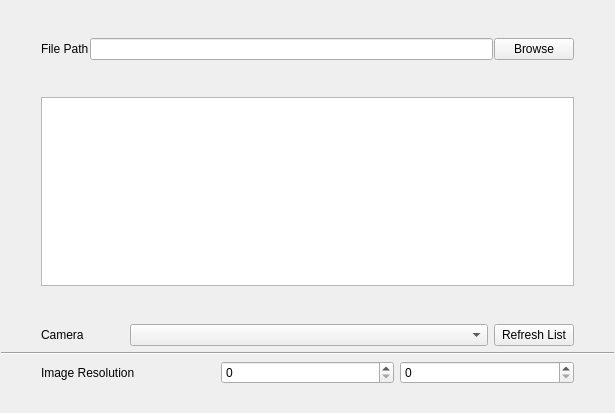
First picture: the form in python/mmSolver/tools/loadmarker/ui/loadmarker_layout.ui, repository david-cattermole/mayaMatchMoveSolver, before the edit.
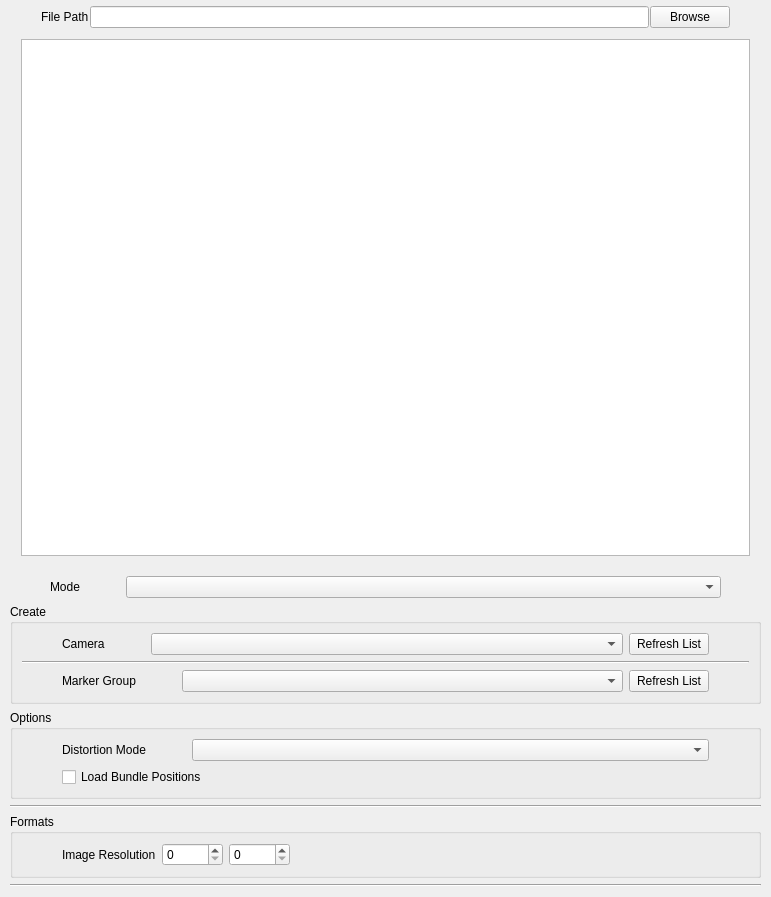
Second picture: the form after the edit.

Commit message: Added UVTrack format v3, with support for 3D pos and both undistort/distort. Changed mayareadfile.read() func definition to return FileInfo object. Added FileInfo object. Changed UI to include new/replace marker.

```diff
--- a/python/mmSolver/tools/loadmarker/ui/loadmarker_layout.ui
+++ b/python/mmSolver/tools/loadmarker/ui/loadmarker_layout.ui
@@ -6,8 +6,8 @@
    <rect>
     <x>0</x>
     <y>0</y>
-    <width>615</width>
-    <height>413</height>
+    <width>771</width>
+    <height>897</height>
    </rect>
   </property>
   <property name="windowTitle">
@@ -21,19 +21,19 @@
     <number>1</number>
    </property>
    <item>
-    <layout class="QVBoxLayout" name="verticalLayout">
+    <layout class="QVBoxLayout" name="verticalLayout" stretch="0,0,0,0,0">
      <item>
       <spacer name="verticalSpacer">
        <property name="orientation">
         <enum>Qt::Vertical</enum>
        </property>
        <property name="sizeType">
-        <enum>QSizePolicy::Preferred</enum>
+        <enum>QSizePolicy::Minimum</enum>
        </property>
        <property name="sizeHint" stdset="0">
         <size>
          <width>20</width>
-         <height>40</height>
+         <height>5</height>
         </size>
        </property>
       </spacer>
@@ -97,12 +97,12 @@
         <enum>Qt::Vertical</enum>
        </property>
        <property name="sizeType">
-        <enum>QSizePolicy::Preferred</enum>
+        <enum>QSizePolicy::Minimum</enum>
        </property>
        <property name="sizeHint" stdset="0">
         <size>
          <width>20</width>
-         <height>40</height>
+         <height>10</height>
         </size>
        </property>
       </spacer>
@@ -115,11 +115,11 @@
           <enum>Qt::Horizontal</enum>
          </property>
          <property name="sizeType">
-          <enum>QSizePolicy::Preferred</enum>
+          <enum>QSizePolicy::Minimum</enum>
          </property>
          <property name="sizeHint" stdset="0">
           <size>
-           <width>40</width>
+           <width>20</width>
            <height>20</height>
           </size>
          </property>
@@ -134,11 +134,11 @@
           <enum>Qt::Horizontal</enum>
          </property>
          <property name="sizeType">
-          <enum>QSizePolicy::Preferred</enum>
+          <enum>QSizePolicy::Minimum</enum>
          </property>
          <property name="sizeHint" stdset="0">
           <size>
-           <width>40</width>
+           <width>20</width>
            <height>20</height>
           </size>
          </property>
@@ -152,12 +152,12 @@
         <enum>Qt::Vertical</enum>
        </property>
        <property name="sizeType">
-        <enum>QSizePolicy::Preferred</enum>
+        <enum>QSizePolicy::Minimum</enum>
        </property>
        <property name="sizeHint" stdset="0">
         <size>
          <width>20</width>
-         <height>40</height>
+         <height>10</height>
         </size>
        </property>
       </spacer>
@@ -170,8 +170,83 @@
       <number>6</number>
      </property>
      <property name="margin">
-      <number>0</number>
+      <number>9</number>
      </property>
+     <item>
+      <layout class="QHBoxLayout" name="loadMode_horizontalLayout">
+       <item>
+        <spacer name="horizontalSpacer_16">
+         <property name="orientation">
+          <enum>Qt::Horizontal</enum>
+         </property>
+         <property name="sizeType">
+          <enum>QSizePolicy::Minimum</enum>
+         </property>
+         <property name="sizeHint" stdset="0">
+          <size>
+           <width>40</width>
+           <height>20</height>
+          </size>
+         </property>
+        </spacer>
+       </item>
+       <item>
+        <widget class="QLabel" name="loadMode_label">
+         <property name="text">
+          <string>Mode</string>
+         </property>
+        </widget>
+       </item>
+       <item>
+        <spacer name="horizontalSpacer_17">
+         <property name="orientation">
+          <enum>Qt::Horizontal</enum>
+         </property>
+         <property name="sizeType">
+          <enum>QSizePolicy::Minimum</enum>
+         </property>
+         <property name="sizeHint" stdset="0">
+          <size>
+           <width>40</width>
+           <height>20</height>
+          </size>
+         </property>
+        </spacer>
+       </item>
+       <item>
+        <widget class="QComboBox" name="loadMode_comboBox">
+         <property name="sizePolicy">
+          <sizepolicy hsizetype="Preferred" vsizetype="Fixed">
+           <horstretch>1</horstretch>
+           <verstretch>0</verstretch>
+          </sizepolicy>
+         </property>
+        </widget>
+       </item>
+       <item>
+        <spacer name="horizontalSpacer_18">
+         <property name="orientation">
+          <enum>Qt::Horizontal</enum>
+         </property>
+         <property name="sizeType">
+          <enum>QSizePolicy::Preferred</enum>
+         </property>
+         <property name="sizeHint" stdset="0">
+          <size>
+           <width>40</width>
+           <height>20</height>
+          </size>
+         </property>
+        </spacer>
+       </item>
+      </layout>
+     </item>
+     <item>
+      <widget class="QGroupBox" name="create_groupBox">
+       <property name="title">
+        <string>Create</string>
+       </property>
+       <layout class="QVBoxLayout" name="verticalLayout_2">
      <item>
       <layout class="QHBoxLayout" name="camera_horizontalLayout">
        <item>
@@ -249,12 +324,225 @@
       </layout>
      </item>
      <item>
-      <widget class="Line" name="line">
+         <widget class="Line" name="line_4">
        <property name="orientation">
         <enum>Qt::Horizontal</enum>
        </property>
       </widget>
      </item>
+        <item>
+         <layout class="QHBoxLayout" name="markerGroup_horizontalLayout">
+          <item>
+           <spacer name="horizontalSpacer_10">
+            <property name="orientation">
+             <enum>Qt::Horizontal</enum>
+            </property>
+            <property name="sizeType">
+             <enum>QSizePolicy::Minimum</enum>
+            </property>
+            <property name="sizeHint" stdset="0">
+             <size>
+              <width>40</width>
+              <height>20</height>
+             </size>
+            </property>
+           </spacer>
+          </item>
+          <item>
+           <widget class="QLabel" name="markerGroup_label">
+            <property name="text">
+             <string>Marker Group</string>
+            </property>
+           </widget>
+          </item>
+          <item>
+           <spacer name="horizontalSpacer_11">
+            <property name="orientation">
+             <enum>Qt::Horizontal</enum>
+            </property>
+            <property name="sizeType">
+             <enum>QSizePolicy::Minimum</enum>
+            </property>
+            <property name="sizeHint" stdset="0">
+             <size>
+              <width>40</width>
+              <height>20</height>
+             </size>
+            </property>
+           </spacer>
+          </item>
+          <item>
+           <widget class="QComboBox" name="markerGroup_comboBox">
+            <property name="sizePolicy">
+             <sizepolicy hsizetype="Preferred" vsizetype="Fixed">
+              <horstretch>1</horstretch>
+              <verstretch>0</verstretch>
+             </sizepolicy>
+            </property>
+           </widget>
+          </item>
+          <item>
+           <widget class="QPushButton" name="markerGroupUpdate_pushButton">
+            <property name="text">
+             <string>Refresh List</string>
+            </property>
+           </widget>
+          </item>
+          <item>
+           <spacer name="horizontalSpacer_12">
+            <property name="orientation">
+             <enum>Qt::Horizontal</enum>
+            </property>
+            <property name="sizeType">
+             <enum>QSizePolicy::Preferred</enum>
+            </property>
+            <property name="sizeHint" stdset="0">
+             <size>
+              <width>40</width>
+              <height>20</height>
+             </size>
+            </property>
+           </spacer>
+          </item>
+         </layout>
+        </item>
+       </layout>
+      </widget>
+     </item>
+     <item>
+      <widget class="QGroupBox" name="data_groupBox">
+       <property name="title">
+        <string>Options</string>
+       </property>
+       <layout class="QVBoxLayout" name="verticalLayout_5">
+        <item>
+         <layout class="QHBoxLayout" name="distortionMode_horizontalLayout">
+          <item>
+           <spacer name="horizontalSpacer_13">
+            <property name="orientation">
+             <enum>Qt::Horizontal</enum>
+            </property>
+            <property name="sizeType">
+             <enum>QSizePolicy::Minimum</enum>
+            </property>
+            <property name="sizeHint" stdset="0">
+             <size>
+              <width>40</width>
+              <height>20</height>
+             </size>
+            </property>
+           </spacer>
+          </item>
+          <item>
+           <widget class="QLabel" name="distortionMode_label">
+            <property name="text">
+             <string>Distortion Mode</string>
+            </property>
+           </widget>
+          </item>
+          <item>
+           <spacer name="horizontalSpacer_15">
+            <property name="orientation">
+             <enum>Qt::Horizontal</enum>
+            </property>
+            <property name="sizeType">
+             <enum>QSizePolicy::Minimum</enum>
+            </property>
+            <property name="sizeHint" stdset="0">
+             <size>
+              <width>40</width>
+              <height>20</height>
+             </size>
+            </property>
+           </spacer>
+          </item>
+          <item>
+           <widget class="QComboBox" name="distortionMode_comboBox">
+            <property name="sizePolicy">
+             <sizepolicy hsizetype="Preferred" vsizetype="Fixed">
+              <horstretch>1</horstretch>
+              <verstretch>0</verstretch>
+             </sizepolicy>
+            </property>
+           </widget>
+          </item>
+          <item>
+           <spacer name="horizontalSpacer_14">
+            <property name="orientation">
+             <enum>Qt::Horizontal</enum>
+            </property>
+            <property name="sizeType">
+             <enum>QSizePolicy::Preferred</enum>
+            </property>
+            <property name="sizeHint" stdset="0">
+             <size>
+              <width>40</width>
+              <height>20</height>
+             </size>
+            </property>
+           </spacer>
+          </item>
+         </layout>
+        </item>
+        <item>
+         <layout class="QHBoxLayout" name="loadBndPositions_horizontalLayout">
+          <item>
+           <spacer name="horizontalSpacer_23">
+            <property name="orientation">
+             <enum>Qt::Horizontal</enum>
+            </property>
+            <property name="sizeType">
+             <enum>QSizePolicy::Minimum</enum>
+            </property>
+            <property name="sizeHint" stdset="0">
+             <size>
+              <width>40</width>
+              <height>20</height>
+             </size>
+            </property>
+           </spacer>
+          </item>
+          <item>
+           <widget class="QCheckBox" name="loadBndPositions_checkBox">
+            <property name="text">
+             <string>Load Bundle Positions</string>
+            </property>
+           </widget>
+          </item>
+          <item>
+           <spacer name="horizontalSpacer_24">
+            <property name="orientation">
+             <enum>Qt::Horizontal</enum>
+            </property>
+            <property name="sizeType">
+             <enum>QSizePolicy::Expanding</enum>
+            </property>
+            <property name="sizeHint" stdset="0">
+             <size>
+              <width>40</width>
+              <height>20</height>
+             </size>
+            </property>
+           </spacer>
+          </item>
+         </layout>
+        </item>
+       </layout>
+      </widget>
+     </item>
+     <item>
+      <widget class="Line" name="line_3">
+       <property name="orientation">
+        <enum>Qt::Horizontal</enum>
+       </property>
+      </widget>
+     </item>
+     <item>
+      <widget class="QGroupBox" name="formatOptions_groupBox">
+       <property name="title">
+        <string>Formats</string>
+       </property>
+       <layout class="QVBoxLayout" name="verticalLayout_3">
      <item>
       <layout class="QHBoxLayout" name="imageRes_horizontalLayout">
        <item>
@@ -300,7 +588,7 @@
           <enum>Qt::Horizontal</enum>
          </property>
          <property name="sizeType">
-          <enum>QSizePolicy::Preferred</enum>
+             <enum>QSizePolicy::Expanding</enum>
          </property>
          <property name="sizeHint" stdset="0">
           <size>
@@ -313,19 +601,16 @@
       </layout>
      </item>
     </layout>
+      </widget>
    </item>
    <item>
-    <spacer name="verticalSpacer_2">
+      <widget class="Line" name="line_2">
      <property name="orientation">
-      <enum>Qt::Vertical</enum>
-     </property>
-     <property name="sizeHint" stdset="0">
-      <size>
-       <width>20</width>
-       <height>40</height>
-      </size>
-     </property>
-    </spacer>
+        <enum>Qt::Horizontal</enum>
+       </property>
+      </widget>
+     </item>
+    </layout>
    </item>
   </layout>
  </widget>
```
Lines whose indentation alone changed are shown as unchanged. The commit also changes 10 other files.
